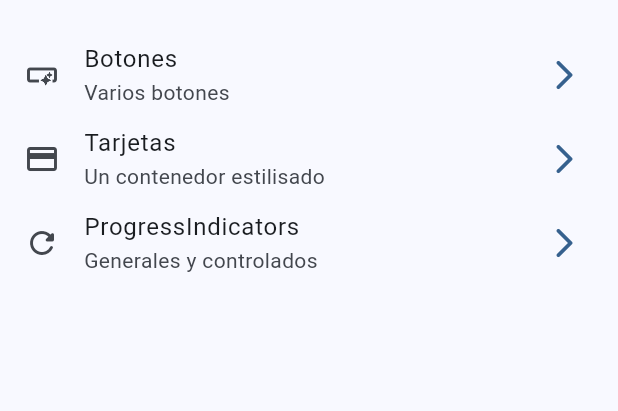
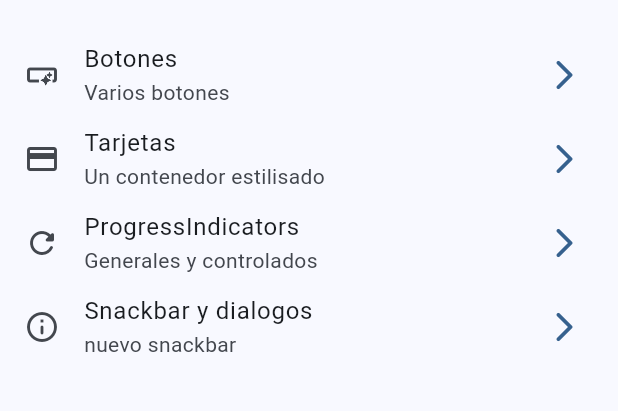
Before and after one commit to vidm27/flutter-course-devtalles, a Flutter app: the screen it shows after launch, on a phone screen of 412 x 824 dp, the part 63-474 px from its top. Run offline on Flutter 3.47's test engine with Material 2 defaults, Android fonts, the phone set to English and light mode, and no system bars; our stand-ins replace dio, go_router.

Commit message:
Snackbar personalizado

```diff
--- a/widgets_app/lib/config/menu/menu_item.dart
+++ b/widgets_app/lib/config/menu/menu_item.dart
@@ -18,4 +18,5 @@ const appMenuItems = <MenuItem>[
   MenuItem(title: 'Botones', subTitle: 'Varios botones', link: '/buttons', icon: Icons.smart_button_outlined),
   MenuItem(title: 'Tarjetas', subTitle: 'Un contenedor estilisado', link: '/cards', icon: Icons.credit_card),
   MenuItem(title: 'ProgressIndicators', subTitle: 'Generales y controlados', link: '/progress', icon: Icons.refresh_rounded),
+  MenuItem(title: 'Snackbar y dialogos', subTitle: 'nuevo snackbar', link: '/snackbar', icon: Icons.info_outline_rounded),
 ];
--- a/widgets_app/lib/config/router/app_router.dart
+++ b/widgets_app/lib/config/router/app_router.dart
@@ -22,6 +22,10 @@ final appRouter = GoRouter(
     GoRoute(
         path: '/progress',
         name: ProgressScreen.name,
-        builder: (context, state) => const ProgressScreen())
+        builder: (context, state) => const ProgressScreen()),
+    GoRoute(
+        path: '/snackbar',
+        name: SnackbarScreen.name,
+        builder: (context, state) => const SnackbarScreen())
   ],
 );
```
Also changed, not shown: widgets_app/lib/presentation/screens/snackbar/snackbar_screen.dart (+26 -2 lines).
